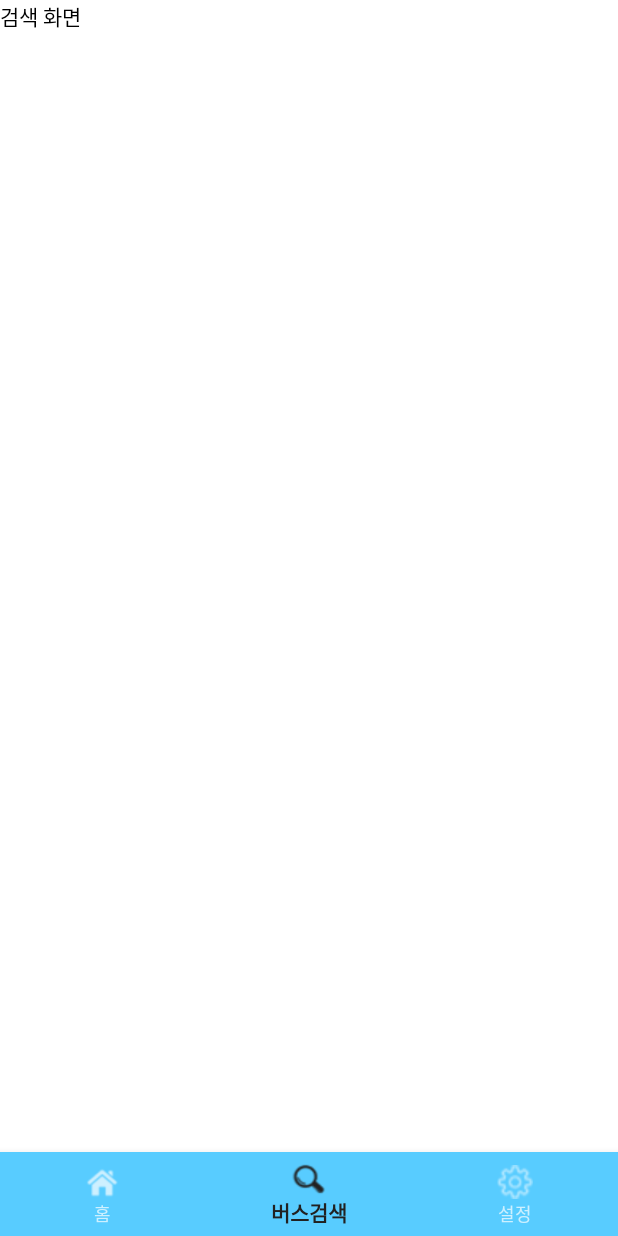
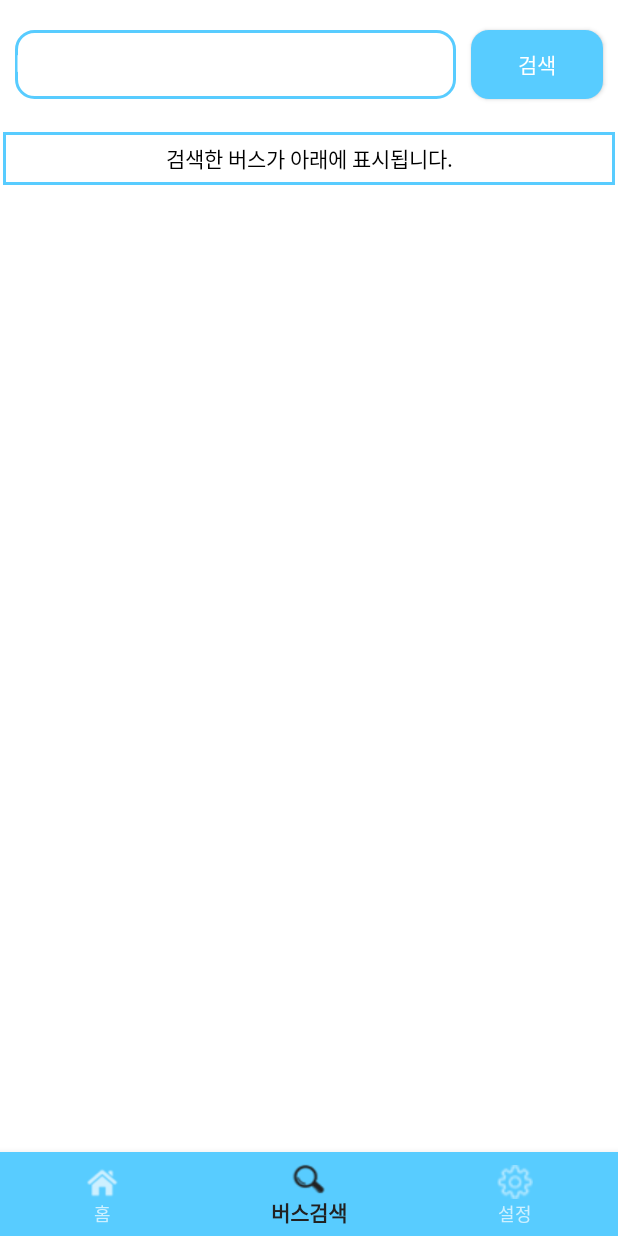
Before and after one commit to flex2020/BusAlarm_Jeonju, an Android app: the screen it shows after launch (MainActivity), item 2 of the bottom bar chosen, on a phone screen of 412 x 824 dp. Run offline under Robolectric (Android 15) with nearby library versions, the phone set to English and light mode, and no system bars.

Commit message:
2022.07.04 Edit ItemData.kt & fragment_search.xml

```diff
--- a/app/src/main/res/drawable/border.xml
+++ /dev/null
@@ -1,4 +0,0 @@
-<?xml version="1.0" encoding="utf-8"?>
-<selector xmlns:android="http://schemas.android.com/apk/res/android">
-
-</selector>
--- /dev/null
+++ b/app/src/main/res/drawable/border_layout.xml
@@ -0,0 +1,14 @@
+<?xml version="1.0" encoding="utf-8"?>
+<layer-list xmlns:android="http://schemas.android.com/apk/res/android">
+    <item
+        android:start="2dp"
+        android:end="2dp"
+        android:top="2dp"
+        android:bottom="2dp">
+            <shape android:shape="rectangle">
+                <stroke android:width="2dp"
+                        android:color="@color/custom"/>
+                <solid android:color="@color/white"/>
+            </shape>
+    </item>
+</layer-list>
--- /dev/null
+++ b/app/src/main/res/drawable/button_round.xml
@@ -0,0 +1,12 @@
+<?xml version="1.0" encoding="utf-8"?>
+<shape xmlns:android="http://schemas.android.com/apk/res/android"
+    android:padding="10dp"
+    android:shape="rectangle">
+
+    <solid android:color="@color/custom"/>
+        <corners
+            android:topLeftRadius="12dp"
+            android:bottomRightRadius="12dp"
+            android:bottomLeftRadius="12dp"
+            android:topRightRadius="12dp"/>
+</shape>
--- /dev/null
+++ b/app/src/main/res/drawable/edit_round.xml
@@ -0,0 +1,15 @@
+<?xml version="1.0" encoding="utf-8"?>
+<shape xmlns:android="http://schemas.android.com/apk/res/android"
+    android:padding="10dp"
+    android:shape="rectangle">
+
+    <stroke android:width="2dp"
+        android:color="@color/custom"/>
+    <solid android:color="@color/white"/>
+    <corners
+        android:topRightRadius="12dp"
+        android:bottomLeftRadius="12dp"
+        android:bottomRightRadius="12dp"
+        android:topLeftRadius="12dp"/>
+
+</shape>
--- a/app/src/main/res/layout/fragment_home.xml
+++ b/app/src/main/res/layout/fragment_home.xml
@@ -10,6 +10,7 @@
     <LinearLayout
         android:layout_width="match_parent"
         android:layout_height="match_parent"
+
         android:orientation="vertical">
 
         <ImageView
@@ -96,7 +97,7 @@
             android:layout_width="match_parent"
             android:layout_height="match_parent"
             android:background="@color/custom"
-            tools:listitem="@layout/recyclerview_item"/>
+            tools:listitem="@layout/recyclerview_item" />
 
     </LinearLayout>
 
--- a/app/src/main/res/layout/fragment_search.xml
+++ b/app/src/main/res/layout/fragment_search.xml
@@ -3,13 +3,55 @@
     xmlns:tools="http://schemas.android.com/tools"
     android:layout_width="match_parent"
     android:layout_height="match_parent"
+    android:background="@color/white"
     tools:context=".SearchFragment">
 
     <!-- TODO: Update blank fragment layout -->
-    <TextView
+
+    <LinearLayout
         android:layout_width="match_parent"
         android:layout_height="match_parent"
-        android:textColor="@color/black"
-        android:text="검색 화면" />
+        android:orientation="vertical" >
+
+        <LinearLayout
+            android:layout_width="match_parent"
+            android:layout_height="86dp"
+            android:layout_gravity="center_horizontal"
+            android:orientation="horizontal">
+
+            <EditText
+                android:id="@+id/et_searching"
+                android:layout_marginTop="20dp"
+                android:layout_marginLeft="10dp"
+                android:layout_marginRight="10dp"
+                android:layout_marginBottom="20dp"
+                android:layout_width="294dp"
+                android:layout_height="match_parent"
+                android:background="@drawable/edit_round"
+                android:ems="10"
+                android:inputType="textPersonName"
+                android:textColor="@color/black"
+                android:hint="버스번호 입력"
+                android:text="" />
+
+            <Button
+                android:id="@+id/btn_searching"
+                android:layout_width="wrap_content"
+                android:layout_height="match_parent"
+                android:layout_marginTop="20dp"
+                android:layout_marginBottom="20dp"
+                android:background="@drawable/button_round"
+                android:text="검색" />
+        </LinearLayout>
+
+        <TextView
+            android:id="@+id/textView"
+            android:layout_width="match_parent"
+            android:layout_height="39dp"
+            android:textColor="@color/black"
+            android:gravity="center"
+            android:background="@drawable/border_layout"
+            android:text="검색한 버스가 아래에 표시됩니다." />
+    </LinearLayout>
 
 </FrameLayout>
```
